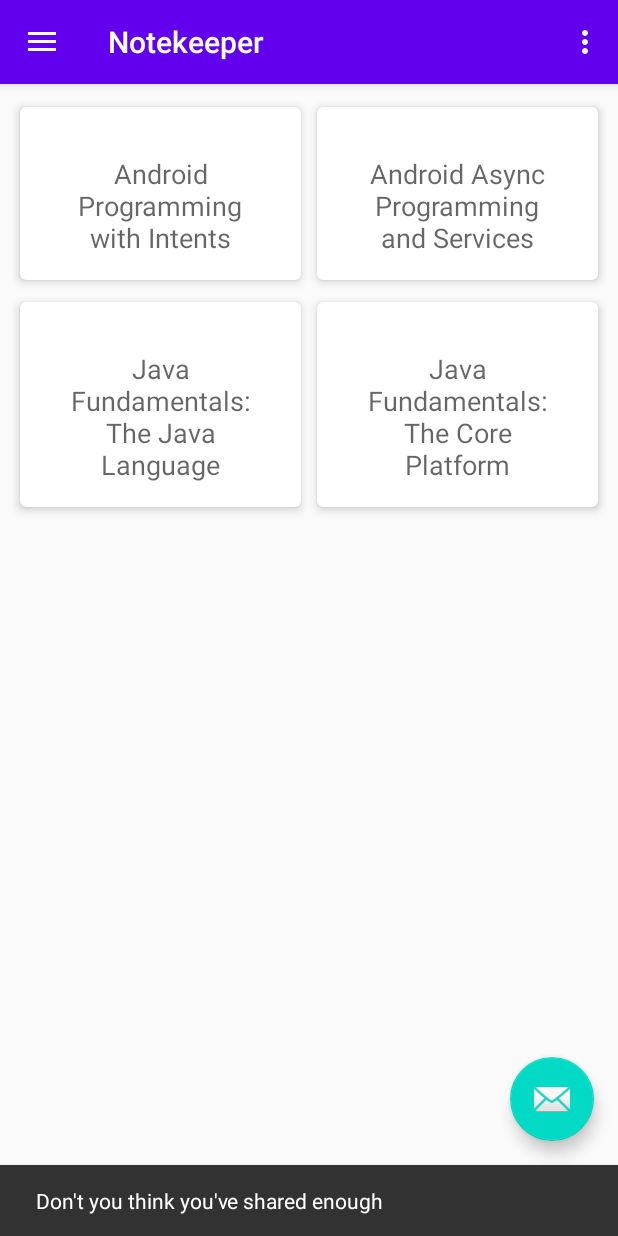
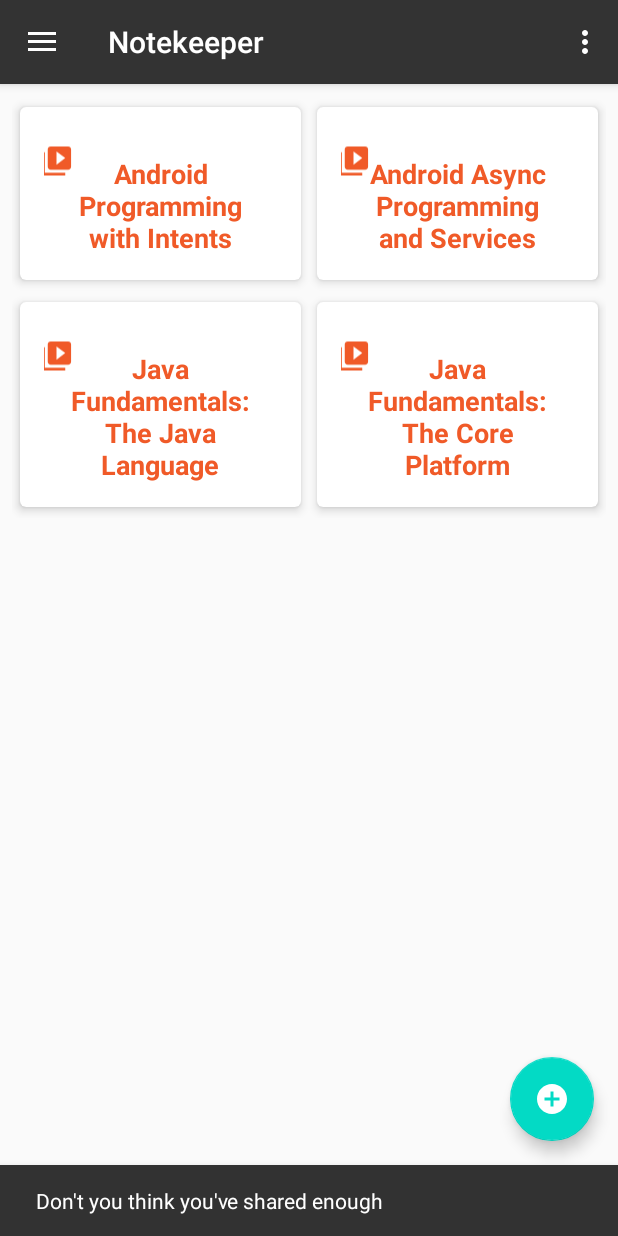
Before and after one commit to lokaimoma/Notekeeper, an Android app: the screen it shows after launch (MainActivity), in the side drawer, after a tap on "Slideshow", on a phone screen of 412 x 824 dp. Run offline under Robolectric (Android 15) with nearby library versions, the phone set to English and light mode, and no system bars; our stand-ins replace navigation-ui.

```diff
--- a/app/build.gradle
+++ b/app/build.gradle
@@ -31,6 +31,7 @@ dependencies {
     implementation 'androidx.navigation:navigation-ui:2.2.2'
     implementation 'androidx.lifecycle:lifecycle-extensions:2.2.0'
     implementation 'org.jetbrains:annotations-java5:15.0'
+    implementation 'androidx.preference:preference:1.1.0'
     testImplementation 'junit:junit:4.12'
     androidTestImplementation 'androidx.test.ext:junit:1.1.1'
     androidTestImplementation 'androidx.test:core:1.2.0'
--- a/app/src/main/java/com/example/notekeeper/MainActivity.java
+++ b/app/src/main/java/com/example/notekeeper/MainActivity.java
@@ -72,7 +72,7 @@ public class MainActivity extends AppCompatActivity implements NavigationView.On
 
             mRecyclerItems = (RecyclerView) findViewById(R.id.list_item);
             mNotesLayoutManager = new LinearLayoutManager(this);
-            mCoursesLayoutManager = new GridLayoutManager(this, 2);
+            mCoursesLayoutManager = new GridLayoutManager(this, getResources().getInteger(R.integer.course_grid_span));
 
         List<NoteInfo> notes = DataManager.getInstance().getNotes();
         mNoteRecyclerAdapter = new NoteRecyclerAdapter(this, notes);
@@ -128,18 +128,18 @@ public class MainActivity extends AppCompatActivity implements NavigationView.On
         } else if (id == R.id.nav_courses) {
             displayCourses();
         } else if (id == R.id.action_share) {
-            handleSelection("Don't you think you've shared enough");
+            handleSelection(R.string.nav_share_message);
         } else if (id == R.id.action_send) {
-            handleSelection("Send");
+            handleSelection(R.string.nav_send_message);
         }
         DrawerLayout drawer = (DrawerLayout) findViewById(R.id.drawer_layout);
         drawer.closeDrawer(GravityCompat.START);
         return true;
     }
 
-        private void handleSelection (String message){
+        private void handleSelection (int message_id){
         View view = findViewById(R.id.list_item);
-        Snackbar.make(view, message, Snackbar.LENGTH_LONG).show();
+        Snackbar.make(view, message_id, Snackbar.LENGTH_LONG).show();
 
     }
 
--- /dev/null
+++ b/app/src/main/res/drawable/ic_assignment.xml
@@ -0,0 +1,10 @@
+<vector xmlns:android="http://schemas.android.com/apk/res/android"
+    android:width="24dp"
+    android:height="24dp"
+    android:viewportWidth="24"
+    android:viewportHeight="24"
+    android:tint="?attr/colorControlNormal">
+  <path
+      android:fillColor="@android:color/white"
+      android:pathData="M19,3h-4.18C14.4,1.84 13.3,1 12,1c-1.3,0 -2.4,0.84 -2.82,2L5,3c-1.1,0 -2,0.9 -2,2v14c0,1.1 0.9,2 2,2h14c1.1,0 2,-0.9 2,-2L21,5c0,-1.1 -0.9,-2 -2,-2zM12,3c0.55,0 1,0.45 1,1s-0.45,1 -1,1 -1,-0.45 -1,-1 0.45,-1 1,-1zM14,17L7,17v-2h7v2zM17,13L7,13v-2h10v2zM17,9L7,9L7,7h10v2z"/>
+</vector>
--- /dev/null
+++ b/app/src/main/res/drawable/ic_circle.xml
@@ -0,0 +1,10 @@
+<vector xmlns:android="http://schemas.android.com/apk/res/android"
+    android:width="24dp"
+    android:height="24dp"
+    android:viewportWidth="24"
+    android:viewportHeight="24"
+    android:tint="?attr/colorControlNormal">
+  <path
+      android:fillColor="@android:color/white"
+      android:pathData="M12,2C6.48,2 2,6.48 2,12s4.48,10 10,10 10,-4.48 10,-10S17.52,2 12,2zM17,13h-4v4h-2v-4L7,13v-2h4L11,7h2v4h4v2z"/>
+</vector>
--- a/app/src/main/res/layout/app_bar_main.xml
+++ b/app/src/main/res/layout/app_bar_main.xml
@@ -24,10 +24,10 @@
 
     <com.google.android.material.floatingactionbutton.FloatingActionButton
         android:id="@+id/fab"
+        style="@style/AddFab"
         android:layout_width="wrap_content"
         android:layout_height="wrap_content"
         android:layout_gravity="bottom|end"
-        android:layout_margin="@dimen/fab_margin"
-        app:srcCompat="@android:drawable/ic_dialog_email" />
+        android:layout_margin="@dimen/fab_margin" />
 
 </androidx.coordinatorlayout.widget.CoordinatorLayout>
--- a/app/src/main/res/layout/content_note.xml
+++ b/app/src/main/res/layout/content_note.xml
@@ -32,6 +32,7 @@
         android:id="@+id/text_note_title"
         android:layout_width="0dp"
         android:layout_height="wrap_content"
+        android:hint="@string/note_title_hint"
         android:layout_marginTop="8dp"
         android:ems="10"
         android:gravity="start|top"
@@ -43,10 +44,11 @@
     <EditText
         android:id="@+id/text_note_text"
         android:layout_width="0dp"
-        android:layout_height="40dp"
+        android:layout_height="wrap_content"
         android:layout_marginTop="8dp"
         android:ems="10"
         android:gravity="start|top"
+        android:hint="@string/note_text_hint"
         android:inputType="textMultiLine"
         app:layout_constraintEnd_toEndOf="@+id/text_note_title"
         app:layout_constraintStart_toStartOf="@+id/text_note_title"
--- a/app/src/main/res/layout/item_course_list.xml
+++ b/app/src/main/res/layout/item_course_list.xml
@@ -12,6 +12,7 @@
         app:cardElevation="4dp"
         app:cardUseCompatPadding="true"
         app:contentPadding="16dp">
+
         <androidx.constraintlayout.widget.ConstraintLayout
             android:layout_width="match_parent"
             android:layout_height="wrap_content">
@@ -23,14 +24,27 @@
                 android:layout_marginStart="16dp"
                 android:layout_marginTop="16dp"
                 android:layout_marginEnd="16dp"
-                android:text="TextView"
                 android:gravity="center"
-                android:textAppearance="@android:style/TextAppearance.Material.Medium"
+                android:text="@string/text_view"
+                android:textAppearance="@style/CourseTitle"
                 app:layout_constraintEnd_toEndOf="parent"
                 app:layout_constraintHorizontal_bias="0.0"
                 app:layout_constraintStart_toStartOf="parent"
                 app:layout_constraintTop_toTopOf="parent" />
 
+            <ImageView
+                android:id="@+id/imageView2"
+                android:layout_width="wrap_content"
+                android:layout_height="wrap_content"
+                android:layout_marginStart="8dp"
+                android:layout_marginTop="8dp"
+                android:layout_marginEnd="8dp"
+                android:tint="#F05A28"
+                app:layout_constraintEnd_toStartOf="@+id/text_course"
+                app:layout_constraintStart_toStartOf="parent"
+                app:layout_constraintTop_toTopOf="parent"
+                app:srcCompat="@drawable/ic_menu_slideshow" />
+
         </androidx.constraintlayout.widget.ConstraintLayout>
     </androidx.cardview.widget.CardView>
 </FrameLayout>
--- a/app/src/main/res/menu/activity_main_drawer.xml
+++ b/app/src/main/res/menu/activity_main_drawer.xml
@@ -6,11 +6,11 @@
     <group android:checkableBehavior="single">
         <item
             android:id="@+id/nav_notes"
-            android:icon="@drawable/ic_menu_camera"
+            android:icon="@drawable/ic_assignment"
             android:title="Notes" />
         <item
             android:id="@+id/nav_courses"
-            android:icon="@drawable/ic_menu_gallery"
+            android:icon="@drawable/ic_menu_slideshow"
             android:title="Courses" />
 
     </group>
--- a/app/src/main/res/values/colors.xml
+++ b/app/src/main/res/values/colors.xml
@@ -1,6 +1,7 @@
 <?xml version="1.0" encoding="utf-8"?>
 <resources>
-    <color name="colorPrimary">#6200EE</color>
-    <color name="colorPrimaryDark">#3700B3</color>
+    <color name="colorPrimary">#333333</color>
+    <color name="colorPrimaryDark">#222222</color>
     <color name="colorAccent">#03DAC5</color>
+    <color name="pluralsight_orange">#F05A28</color>
 </resources>
--- a/app/src/main/res/values/dimens.xml
+++ b/app/src/main/res/values/dimens.xml
@@ -1,4 +1,7 @@
 <resources>
     <dimen name="fab_margin">16dp</dimen>
-
+    <dimen name="activity_horizontal_margin">16dp</dimen>
+    <dimen name="activity_vertical_margin">16dp</dimen>
+    <dimen name="nav_header_vertical_margin">16dp</dimen>
+    <dimen name="nav_header_height">16dp</dimen>
 </resources>
--- a/app/src/main/res/values/styles.xml
+++ b/app/src/main/res/values/styles.xml
@@ -5,6 +5,8 @@
         <item name="colorPrimary">@color/colorPrimary</item>
         <item name="colorPrimaryDark">@color/colorPrimaryDark</item>
         <item name="colorAccent">@color/colorAccent</item>
+<!--        <item name="android:textSize">30sp</item>-->
+<!--        <item name="editTextStyle">@style/WeirdEditText</item>-->
     </style>
 
     <style name="AppTheme.NoActionBar">
@@ -14,6 +16,22 @@
 
     <style name="AppTheme.AppBarOverlay" parent="ThemeOverlay.AppCompat.Dark.ActionBar" />
 
+
     <style name="AppTheme.PopupOverlay" parent="ThemeOverlay.AppCompat.Light" />
 
+    <style name="WeirdEditText" parent="Widget.AppCompat.EditText">
+        <item name="android:textColor">@android:color/holo_green_dark</item>
+        <item name="android:textColorHint">@android:color/holo_red_dark</item>
+    </style>
+    <style name="CourseTitle" parent="@android:style/TextAppearance.Material.Medium">
+         <item name="android:textColor">@color/pluralsight_orange</item>
+         <item name="android:textStyle">bold</item>
+    </style>
+
+    <style name="AddFab" parent="@style/Widget.Design.FloatingActionButton">
+        <item name="srcCompat">@drawable/ic_circle</item>
+        <item name="android:tint">@android:color/white</item>
+    </style>
+
+
 </resources>
--- /dev/null
+++ b/app/src/main/res/values/ui_constants.xml
@@ -0,0 +1,4 @@
+<?xml version="1.0" encoding="utf-8"?>
+<resources>
+    <integer name="course_grid_span">2</integer>
+</resources>
```
Also changed, not shown: app/src/main/AndroidManifest.xml (+12 -9 lines), app/src/main/java/com/example/notekeeper/SettingsActivity.java (added, +30 -0 lines), app/src/main/res/layout/item_note_list.xml (+19 -8 lines), app/src/main/res/layout/settings_activity.xml (added, +9 -0 lines), app/src/main/res/values/arrays.xml (added, +12 -0 lines), app/src/main/res/values/strings.xml (+21 -0 lines), app/src/main/res/xml/root_preferences.xml (added, +38 -0 lines), 1 other file.
